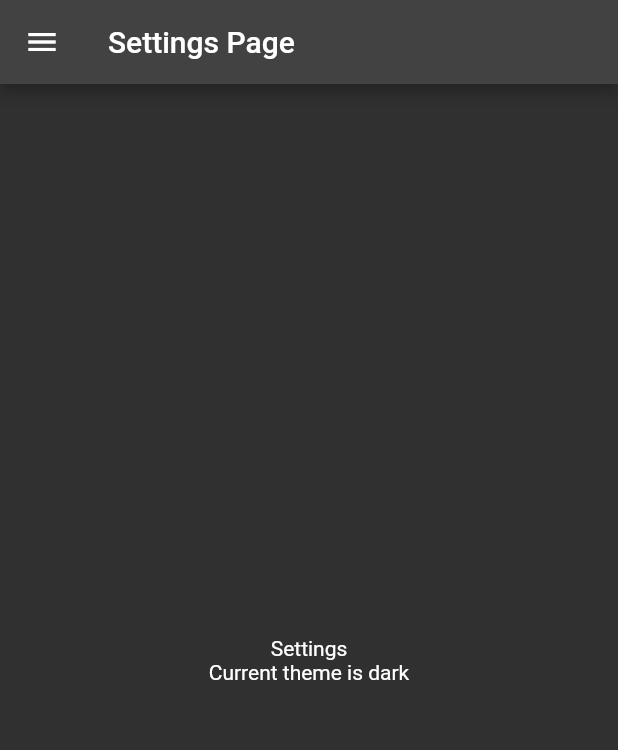
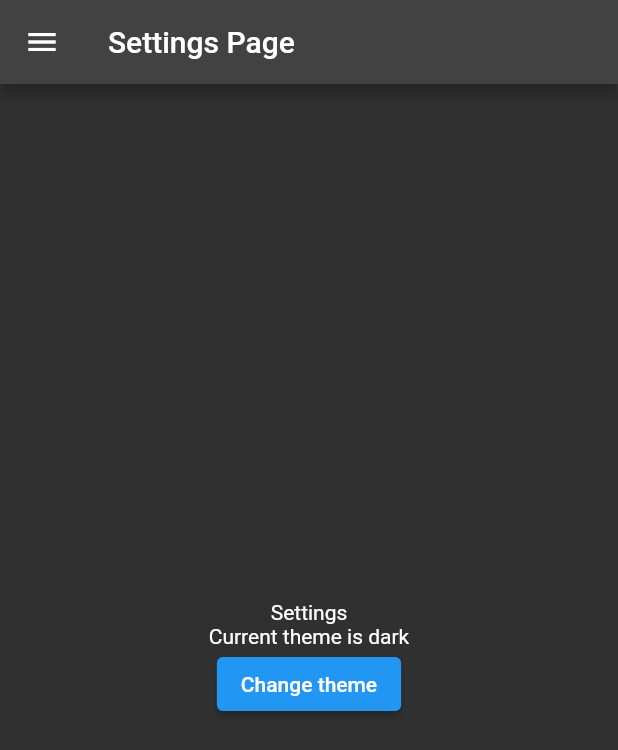
Before and after one commit to agustinventura/flutter_for_all, a Flutter app: the SettingsPage screen opened directly with empty values, on a phone screen of 412 x 824 dp. Shown: the top 750 px of the screen. Run offline on Flutter 3.47's test engine with Material 2 defaults, Android fonts, the phone set to English and light mode, and no system bars; our stand-ins replace go_router.

Commit message:
Adds change theme button.

```diff
--- a/lib/routes.dart
+++ b/lib/routes.dart
@@ -14,7 +14,7 @@ final router = GoRouter(
         GoRoute(
             name: 'settings',
             path: 'settings',
-            builder: (context, state) => SettingsPage(theme: state.extra as ThemeData)
+            builder: (context, state) => SettingsPage(state.extra as ThemeData)
         )
       ]
     )
--- a/lib/ui/settings_page.dart
+++ b/lib/ui/settings_page.dart
@@ -2,10 +2,10 @@ import 'package:flutter/material.dart';
 import 'package:flutter_for_all/ui/menu/drawer.dart';
 
 class SettingsPage extends StatelessWidget {
-  final ThemeData theme;
+  final ThemeData _theme;
 
-  const SettingsPage({
-    Key? key, required this.theme,
+  const SettingsPage(this._theme, {
+    Key? key,
   }) : super(key: key);
 
   @override
@@ -18,17 +18,29 @@ class SettingsPage extends StatelessWidget {
       drawer: const Drawer(
         child: HelloWorldDrawer(),
       ),
-      body: SettingsContent(theme: theme,),
+      body: SettingsContent(_theme),
     );
   }
 }
 
-class SettingsContent extends StatelessWidget {
-  final ThemeData theme;
+class SettingsContent extends StatefulWidget {
+  final ThemeData _theme;
 
-  const SettingsContent({
-    Key? key, required this.theme,
+  const SettingsContent(this._theme, {
+    Key? key,
   }) : super(key: key);
+
+  @override
+  State<SettingsContent> createState() => _SettingsContentState(_theme);
+
+
+}
+
+class _SettingsContentState extends State<SettingsContent> {
+
+  ThemeData _theme;
+
+  _SettingsContentState(this._theme);
 
   @override
   Widget build(BuildContext context) {
@@ -36,10 +48,21 @@ class SettingsContent extends StatelessWidget {
         child: Column (
           mainAxisAlignment: MainAxisAlignment.center,
           children: [
-              const Text('Settings', textDirection: TextDirection.ltr),
-              Text('Current theme is ${theme.brightness == Brightness.dark ? 'dark' : 'light'}')
+            const Text('Settings', textDirection: TextDirection.ltr),
+            Text('Current theme is ${_theme.brightness == Brightness.dark ? 'dark' : 'light'}'),
+            ElevatedButton(onPressed: _toggleTheme, child: const Text('Change theme'))
           ],
         )
     );
   }
+
+  void _toggleTheme() {
+    setState(() {
+      if (_theme.brightness == Brightness.dark) {
+        _theme = ThemeData.light();
+      } else {
+        _theme = ThemeData.dark();
+      }
+    });
+  }
 }
```
